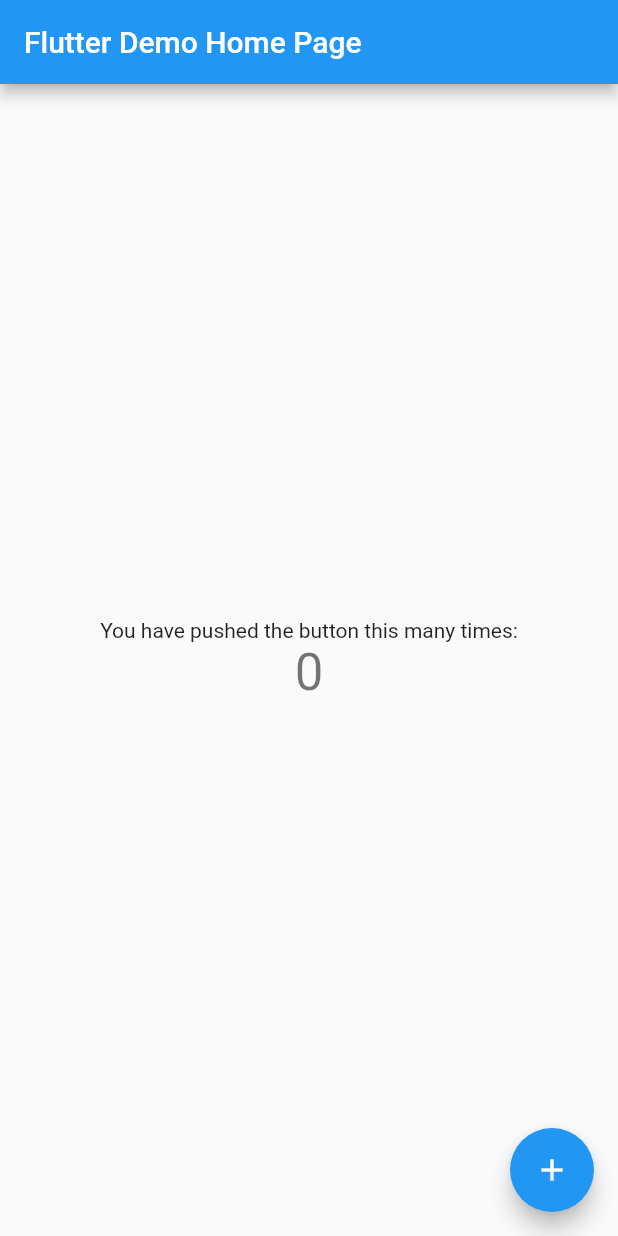
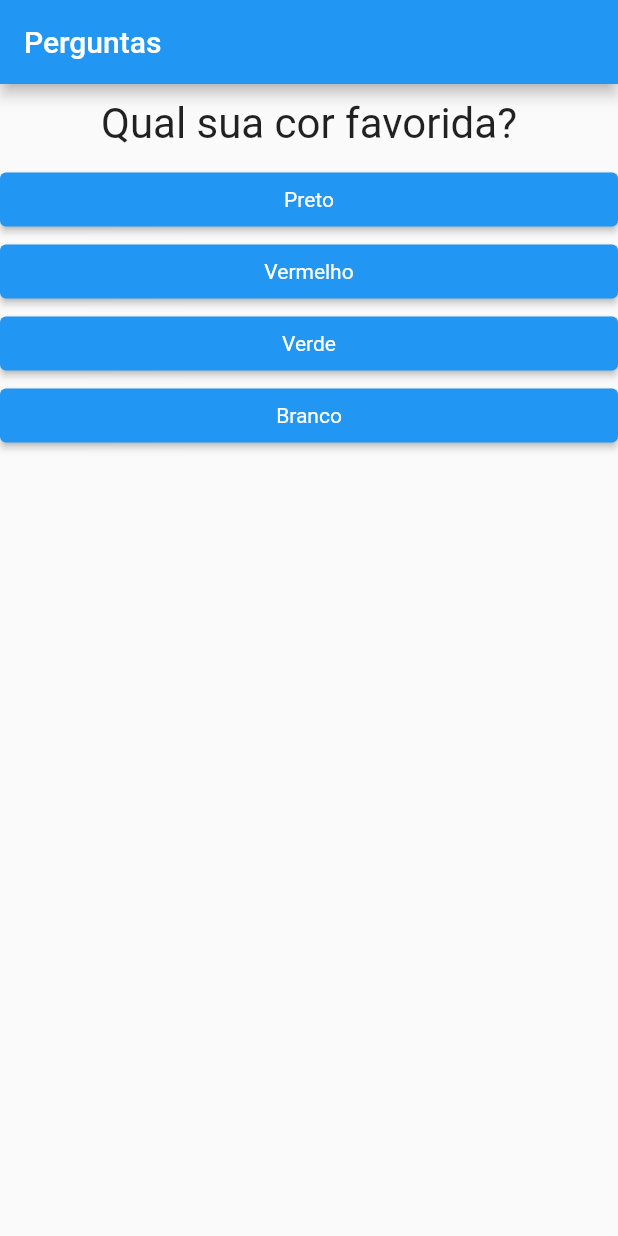
Before and after one commit to ademir2011/app01perguntas, a Flutter app: the screen it shows after launch, on a phone screen of 412 x 824 dp. Run offline on Flutter 3.47's test engine with Material 2 defaults, Android fonts, the phone set to English and light mode, and no system bars.

Commit message:
questionario com perguntas, respostas e pontuacao

```diff
--- a/lib/main.dart
+++ b/lib/main.dart
@@ -1,115 +1,81 @@
+import 'package:app01perguntas/questionario.dart';
+import 'package:app01perguntas/resultado.dart';
 import 'package:flutter/material.dart';
 
-void main() {
-  runApp(const MyApp());
-}
+main() => runApp(const Perguntas());
 
-class MyApp extends StatelessWidget {
-  const MyApp({Key? key}) : super(key: key);
+class _PerguntasState extends State<Perguntas> {
+  var _perguntaSelecionada = 0;
+  var _pontuacaoTotal = 0;
 
-  // This widget is the root of your application.
+  final _perguntas = [
+    {
+      'texto': 'Qual sua cor favorida?',
+      'respostas': [
+        {'texto': 'Preto', 'pontuacao': 1},
+        {'texto': 'Vermelho', 'pontuacao': 2},
+        {'texto': 'Verde', 'pontuacao': 3},
+        {'texto': 'Branco', 'pontuacao': 4},
+      ],
+    },
+    {
+      'texto': 'Qual seu animal favorito?',
+      'respostas': [
+        {'texto': 'Coelho', 'pontuacao': 63},
+        {'texto': 'Cobra', 'pontuacao': 34},
+        {'texto': 'Elefante', 'pontuacao': 54},
+        {'texto': 'Leão', 'pontuacao': 25},
+      ],
+    },
+    {
+      'texto': 'Qual seu instrutor favorito?',
+      'respostas': [
+        {'texto': 'Maria', 'pontuacao': 45},
+        {'texto': 'João', 'pontuacao': 1},
+        {'texto': 'Leo', 'pontuacao': 5},
+        {'texto': 'Pedro', 'pontuacao': 562},
+      ],
+    }
+  ];
+
+  bool get temPerguntaselecionada {
+    return _perguntaSelecionada < _perguntas.length;
+  }
+
+  void _responder(int pontuacao) {
+    if (temPerguntaselecionada) {
+      setState(() {
+        _perguntaSelecionada++;
+        _pontuacaoTotal += pontuacao;
+      });
+    }
+
+    print(_pontuacaoTotal);
+    print(_perguntaSelecionada);
+  }
+
   @override
   Widget build(BuildContext context) {
     return MaterialApp(
-      title: 'Flutter Demo',
-      theme: ThemeData(
-        // This is the theme of your application.
-        //
-        // Try running your application with "flutter run". You'll see the
-        // application has a blue toolbar. Then, without quitting the app, try
-        // changing the primarySwatch below to Colors.green and then invoke
-        // "hot reload" (press "r" in the console where you ran "flutter run",
-        // or simply save your changes to "hot reload" in a Flutter IDE).
-        // Notice that the counter didn't reset back to zero; the application
-        // is not restarted.
-        primarySwatch: Colors.blue,
+      home: Scaffold(
+        appBar: AppBar(
+          title: const Text('Perguntas'),
+        ),
+        body: temPerguntaselecionada
+            ? Questionario(
+                perguntas: _perguntas,
+                perguntaSelecionada: _perguntaSelecionada,
+                responder: _responder,
+              )
+            : Resultado(_pontuacaoTotal),
       ),
-      home: const MyHomePage(title: 'Flutter Demo Home Page'),
     );
   }
 }
 
-class MyHomePage extends StatefulWidget {
-  const MyHomePage({Key? key, required this.title}) : super(key: key);
-
-  // This widget is the home page of your application. It is stateful, meaning
-  // that it has a State object (defined below) that contains fields that affect
-  // how it looks.
-
-  // This class is the configuration for the state. It holds the values (in this
-  // case the title) provided by the parent (in this case the App widget) and
-  // used by the build method of the State. Fields in a Widget subclass are
-  // always marked "final".
-
-  final String title;
+class Perguntas extends StatefulWidget {
+  const Perguntas({Key? key}) : super(key: key);
 
   @override
-  State<MyHomePage> createState() => _MyHomePageState();
+  _PerguntasState createState() => _PerguntasState();
 }
-
-class _MyHomePageState extends State<MyHomePage> {
-  int _counter = 0;
-
-  void _incrementCounter() {
-    setState(() {
-      // This call to setState tells the Flutter framework that something has
-      // changed in this State, which causes it to rerun the build method below
-      // so that the display can reflect the updated values. If we changed
-      // _counter without calling setState(), then the build method would not be
-      // called again, and so nothing would appear to happen.
-      _counter++;
-    });
-  }
-
-  @override
-  Widget build(BuildContext context) {
-    // This method is rerun every time setState is called, for instance as done
-    // by the _incrementCounter method above.
-    //
-    // The Flutter framework has been optimized to make rerunning build methods
-    // fast, so that you can just rebuild anything that needs updating rather
-    // than having to individually change instances of widgets.
-    return Scaffold(
-      appBar: AppBar(
-        // Here we take the value from the MyHomePage object that was created by
-        // the App.build method, and use it to set our appbar title.
-        title: Text(widget.title),
-      ),
-      body: Center(
-        // Center is a layout widget. It takes a single child and positions it
-        // in the middle of the parent.
-        child: Column(
-          // Column is also a layout widget. It takes a list of children and
-          // arranges them vertically. By default, it sizes itself to fit its
-          // children horizontally, and tries to be as tall as its parent.
-          //
-          // Invoke "debug painting" (press "p" in the console, choose the
-          // "Toggle Debug Paint" action from the Flutter Inspector in Android
-          // Studio, or the "Toggle Debug Paint" command in Visual Studio Code)
-          // to see the wireframe for each widget.
-          //
-          // Column has various properties to control how it sizes itself and
-          // how it positions its children. Here we use mainAxisAlignment to
-          // center the children vertically; the main axis here is the vertical
-          // axis because Columns are vertical (the cross axis would be
-          // horizontal).
-          mainAxisAlignment: MainAxisAlignment.center,
-          children: <Widget>[
-            const Text(
-              'You have pushed the button this many times:',
-            ),
-            Text(
-              '$_counter',
-              style: Theme.of(context).textTheme.headline4,
-            ),
-          ],
-        ),
-      ),
-      floatingActionButton: FloatingActionButton(
-        onPressed: _incrementCounter,
-        tooltip: 'Increment',
-        child: const Icon(Icons.add),
-      ), // This trailing comma makes auto-formatting nicer for build methods.
-    );
-  }
-}
--- /dev/null
+++ b/lib/questao.dart
@@ -0,0 +1,20 @@
+import 'package:flutter/material.dart';
+
+class Questao extends StatelessWidget {
+  final String questao;
+
+  const Questao(this.questao, {Key? key}) : super(key: key);
+
+  @override
+  Widget build(BuildContext context) {
+    return Container(
+      width: double.infinity,
+      margin: const EdgeInsets.all(10),
+      child: Text(
+        questao,
+        style: const TextStyle(fontSize: 28),
+        textAlign: TextAlign.center,
+      ),
+    );
+  }
+}
--- /dev/null
+++ b/lib/questionario.dart
@@ -0,0 +1,31 @@
+import 'package:app01perguntas/questao.dart';
+import 'package:app01perguntas/resposta.dart';
+import 'package:flutter/material.dart';
+
+class Questionario extends StatelessWidget {
+  final List<Map<String, Object>> perguntas;
+  final int perguntaSelecionada;
+  final void Function(int) responder;
+
+  const Questionario({required this.perguntas, required this.perguntaSelecionada, required this.responder, Key? key})
+      : super(key: key);
+
+  bool get temPerguntaselecionada {
+    return perguntaSelecionada < perguntas.length;
+  }
+
+  @override
+  Widget build(BuildContext context) {
+    List<Map<String, Object>> respostas =
+        temPerguntaselecionada ? perguntas[perguntaSelecionada].cast()['respostas'] : [];
+
+    return Column(
+      children: [
+        Questao(perguntas[perguntaSelecionada]['texto'].toString()),
+        ...respostas
+            .map((resp) => Resposta(resp['texto'].toString(), () => responder(int.parse(resp['pontuacao'].toString()))))
+            .toList(),
+      ],
+    );
+  }
+}
--- /dev/null
+++ b/lib/resposta.dart
@@ -0,0 +1,23 @@
+import 'package:flutter/material.dart';
+
+class Resposta extends StatelessWidget {
+  final String resposta;
+  final void Function() quandoSelecionado;
+
+  const Resposta(this.resposta, this.quandoSelecionado, {Key? key}) : super(key: key);
+
+  @override
+  Widget build(BuildContext context) {
+    return Container(
+      width: double.infinity,
+      child: ElevatedButton(
+        onPressed: quandoSelecionado,
+        child: Text(resposta),
+        style: ElevatedButton.styleFrom(
+          primary: Colors.blue,
+          textStyle: const TextStyle(color: Colors.white),
+        ),
+      ),
+    );
+  }
+}
--- /dev/null
+++ b/lib/resultado.dart
@@ -0,0 +1,29 @@
+import 'package:flutter/material.dart';
+
+class Resultado extends StatelessWidget {
+  final int pontuacao;
+
+  const Resultado(this.pontuacao, {Key? key}) : super(key: key);
+
+  String get fraseResultado {
+    if (pontuacao < 30) {
+      return 'Parabéns!!!';
+    } else if (pontuacao < 59) {
+      return 'Você é bom !!';
+    } else if (pontuacao < 100) {
+      return 'Impressionante!';
+    } else {
+      return 'Você é um jedi !';
+    }
+  }
+
+  @override
+  Widget build(BuildContext context) {
+    return const Center(
+      child: Text(
+        'Parabéns!',
+        style: TextStyle(fontSize: 28),
+      ),
+    );
+  }
+}
```
